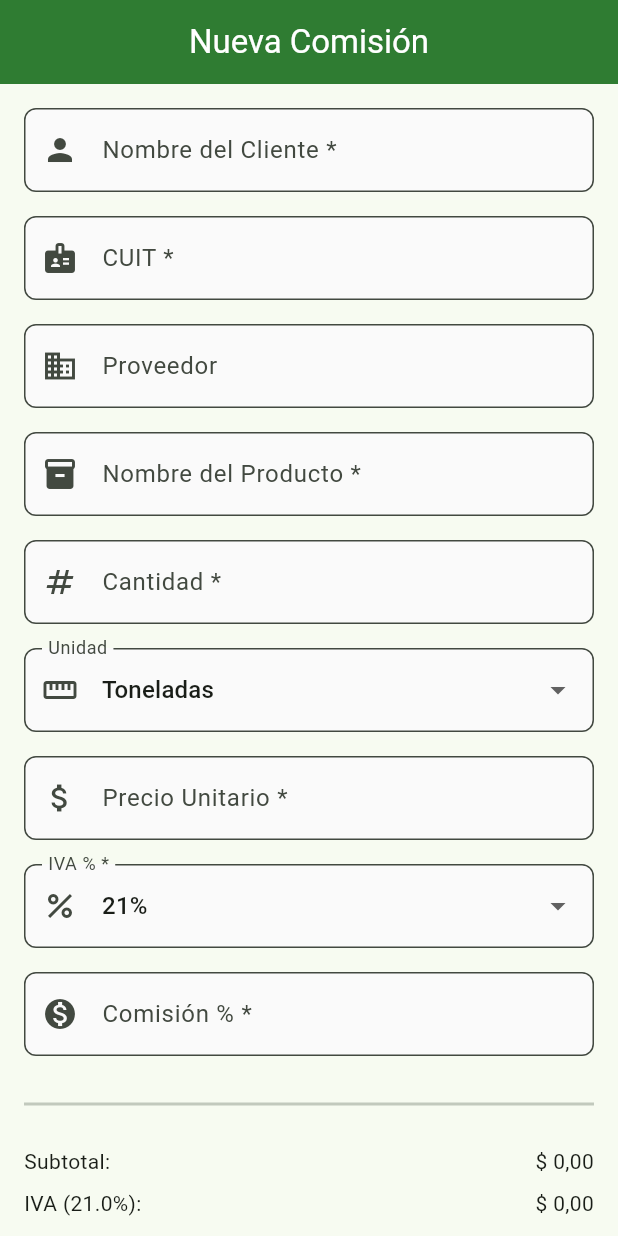
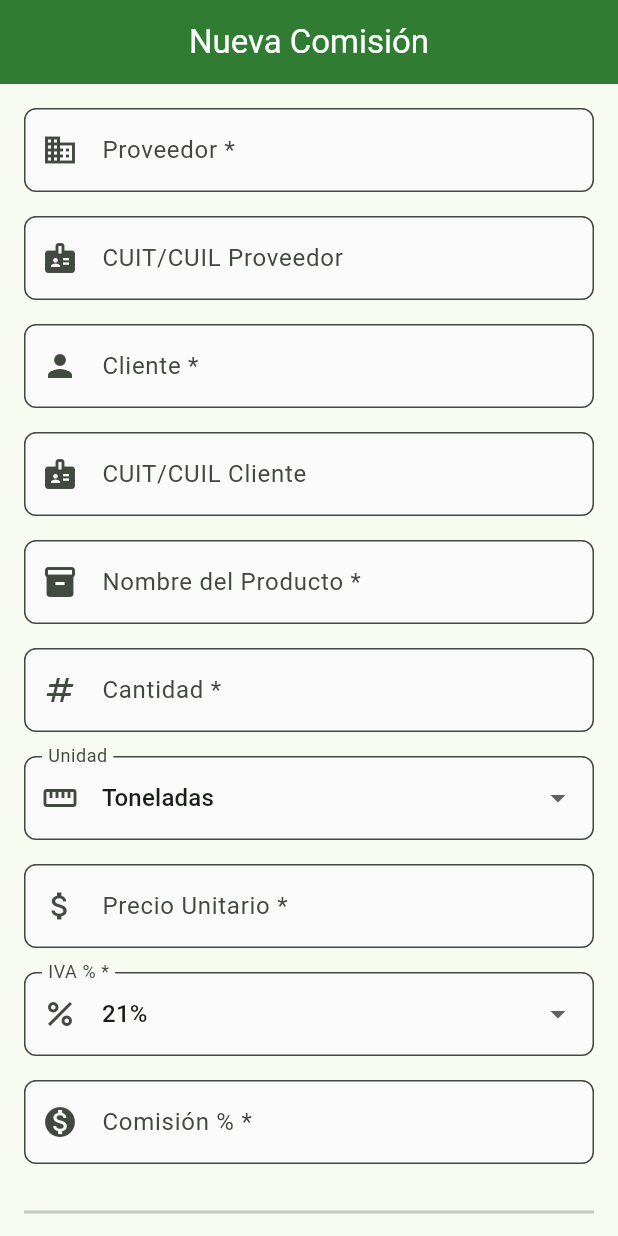
Before and after one commit to ThiaguinioB/Estribado, a Flutter app: the ComisionScreen screen opened by its route, on a phone screen of 412 x 824 dp. Run offline on Flutter 3.47's test engine with Material 3 defaults, Android fonts, the phone set to English and light mode, and no system bars; our stand-ins replace equatable, go_router, pdf, printing, share_plus, shared_preferences; missing offline and left inert: aad_oauth, excel; accounts and stored records are empty.

Commit message:
Fix al calcular el total en recetario y Reoganizacion de Comisiones

```diff
--- a/lib/core/services/excel_graph_service.dart
+++ b/lib/core/services/excel_graph_service.dart
@@ -126,9 +126,10 @@
       sheet.appendRow([
         TextCellValue('N° Operación'),
         TextCellValue('Fecha'),
+        TextCellValue('Proveedor'),
+        TextCellValue('CUIT/CUIL Proveedor'),
         TextCellValue('Cliente'),
-        TextCellValue('CUIT'),
-        TextCellValue('Proveedor'),
+        TextCellValue('CUIT/CUIL Cliente'),
         TextCellValue('Producto'),
         TextCellValue('Tipo'),
         TextCellValue('Cantidad'),
@@ -148,9 +149,10 @@
         sheet.appendRow([
           IntCellValue(comision.numeroOperacion ?? 0),
           TextCellValue(comision.fecha.toString().split(' ')[0]),
+          TextCellValue(comision.proveedor),
+          TextCellValue(comision.proveedorCuit),
           TextCellValue(comision.clienteNombre),
           TextCellValue(comision.clienteCuit),
-          TextCellValue(comision.proveedor),
           TextCellValue(comision.productoNombre),
           TextCellValue(comision.tipoProducto),
           DoubleCellValue(comision.cantidad),
--- a/lib/core/services/pdf_generator_service.dart
+++ b/lib/core/services/pdf_generator_service.dart
@@ -29,13 +29,15 @@
             ),
             pw.SizedBox(height: 20),
 
-            // Información del cliente
-            pw.Text('DATOS DEL CLIENTE', style: pw.TextStyle(fontWeight: pw.FontWeight.bold)),
+            // Información
+            pw.Text('DATOS', style: pw.TextStyle(fontWeight: pw.FontWeight.bold)),
             pw.Divider(),
+            _buildInfoRow('Proveedor:', comision.proveedor),
+            if (comision.proveedorCuit.isNotEmpty)
+              _buildInfoRow('CUIT/CUIL Prov.:', comision.proveedorCuit),
             _buildInfoRow('Cliente:', comision.clienteNombre),
-            _buildInfoRow('CUIT:', comision.clienteCuit),
-            if (comision.proveedor.isNotEmpty)
-              _buildInfoRow('Proveedor:', comision.proveedor),
+            if (comision.clienteCuit.isNotEmpty)
+              _buildInfoRow('CUIT/CUIL Cliente:', comision.clienteCuit),
             _buildInfoRow('Fecha:', dateFormat.format(comision.fecha)),
             if (comision.numeroOperacion != null)
               _buildInfoRow('N° Operación:', comision.numeroOperacion.toString()),
@@ -117,12 +119,14 @@
               ),
             ),
             pw.SizedBox(height: 20),
-            pw.Text('DATOS DEL CLIENTE', style: pw.TextStyle(fontWeight: pw.FontWeight.bold)),
+            pw.Text('DATOS', style: pw.TextStyle(fontWeight: pw.FontWeight.bold)),
             pw.Divider(),
+            _buildInfoRow('Proveedor:', comision.proveedor),
+            if (comision.proveedorCuit.isNotEmpty)
+              _buildInfoRow('CUIT/CUIL Prov.:', comision.proveedorCuit),
             _buildInfoRow('Cliente:', comision.clienteNombre),
-            _buildInfoRow('CUIT:', comision.clienteCuit),
-            if (comision.proveedor.isNotEmpty)
-              _buildInfoRow('Proveedor:', comision.proveedor),
+            if (comision.clienteCuit.isNotEmpty)
+              _buildInfoRow('CUIT/CUIL Cliente:', comision.clienteCuit),
             _buildInfoRow('Fecha:', dateFormat.format(comision.fecha)),
             if (comision.numeroOperacion != null)
               _buildInfoRow('N° Operación:', comision.numeroOperacion.toString()),
--- a/lib/features/comisiones/data/datasources/comision_local_datasource.dart
+++ b/lib/features/comisiones/data/datasources/comision_local_datasource.dart
@@ -60,6 +60,7 @@
       'clienteNombre': c.clienteNombre,
       'clienteCuit': c.clienteCuit,
       'proveedor': c.proveedor,
+      'proveedorCuit': c.proveedorCuit,
       'productoNombre': c.productoNombre,
       'tipoProducto': c.tipoProducto,
       'cantidad': c.cantidad,
@@ -78,6 +79,7 @@
       clienteNombre: json['clienteNombre'],
       clienteCuit: json['clienteCuit'],
       proveedor: json['proveedor'] ?? '',
+      proveedorCuit: json['proveedorCuit'] ?? '',
       productoNombre: json['productoNombre'],
       tipoProducto: json['tipoProducto'],
       cantidad: json['cantidad'],
--- a/lib/features/comisiones/domain/entities/comision.dart
+++ b/lib/features/comisiones/domain/entities/comision.dart
@@ -6,6 +6,7 @@
   final String clienteNombre;
   final String clienteCuit;
   final String proveedor;
+  final String proveedorCuit;
   final String productoNombre;
   final String tipoProducto; // Semilla, Herbicida, etc.
   final double cantidad;
@@ -19,8 +20,9 @@
     this.numeroOperacion,
     required this.fecha,
     required this.clienteNombre,
-    required this.clienteCuit,
+    this.clienteCuit = '',
     this.proveedor = '',
+    this.proveedorCuit = '',
     required this.productoNombre,
     required this.tipoProducto,
     this.cantidad = 0.0,
@@ -49,6 +51,7 @@
     String? clienteNombre,
     String? clienteCuit,
     String? proveedor,
+    String? proveedorCuit,
     String? productoNombre,
     String? tipoProducto,
     double? cantidad,
@@ -64,6 +67,7 @@
       clienteNombre: clienteNombre ?? this.clienteNombre,
       clienteCuit: clienteCuit ?? this.clienteCuit,
       proveedor: proveedor ?? this.proveedor,
+      proveedorCuit: proveedorCuit ?? this.proveedorCuit,
       productoNombre: productoNombre ?? this.productoNombre,
       tipoProducto: tipoProducto ?? this.tipoProducto,
       cantidad: cantidad ?? this.cantidad,
--- a/lib/features/comisiones/domain/entities/comision_validation.dart
+++ b/lib/features/comisiones/domain/entities/comision_validation.dart
@@ -11,19 +11,20 @@
   }
 
   static String? validateClienteCuit(String? value) {
+    // CUIT es opcional
     if (value == null || value.isEmpty) {
-      return 'El CUIT es requerido';
+      return null;
     }
 
     // Remover guiones para validación
     final cuitClean = value.replaceAll('-', '');
 
     if (cuitClean.length != 11) {
-      return 'El CUIT debe tener 11 dígitos';
+      return 'El CUIT/CUIL debe tener 11 dígitos';
     }
 
     if (!RegExp(r'^\d+$').hasMatch(cuitClean)) {
-      return 'El CUIT solo debe contener números';
+      return 'El CUIT/CUIL solo debe contener números';
     }
 
     return null;
--- a/lib/features/comisiones/presentation/screens/comision_screen.dart
+++ b/lib/features/comisiones/presentation/screens/comision_screen.dart
@@ -51,9 +51,10 @@
 
 class _ComisionFormBodyState extends State<_ComisionFormBody> {
   final _formKey = GlobalKey<FormState>();
+  final _proveedorController = TextEditingController();
+  final _proveedorCuitController = TextEditingController();
   final _clienteController = TextEditingController();
   final _cuitController = TextEditingController();
-  final _proveedorController = TextEditingController();
   final _productoController = TextEditingController();
   final _cantidadController = TextEditingController();
   final _precioController = TextEditingController();
@@ -65,9 +66,10 @@
 
   @override
   void dispose() {
+    _proveedorController.dispose();
+    _proveedorCuitController.dispose();
     _clienteController.dispose();
     _cuitController.dispose();
-    _proveedorController.dispose();
     _productoController.dispose();
     _cantidadController.dispose();
     _precioController.dispose();
@@ -86,41 +88,62 @@
       child: ListView(
         padding: const EdgeInsets.all(16),
         children: [
+          // Proveedor
+          TextFormField(
+            controller: _proveedorController,
+            decoration: const InputDecoration(
+              labelText: "Proveedor *",
+              prefixIcon: Icon(Icons.business),
+            ),
+            textCapitalization: TextCapitalization.sentences,
+            validator: (value) {
+              if (value == null || value.isEmpty) {
+                return 'El proveedor es requerido';
+              }
+              return null;
+            },
+            onChanged: provider.updateProveedor,
+          ),
+          const SizedBox(height: 16),
+
+          // CUIT/CUIL Proveedor
+          TextFormField(
+            controller: _proveedorCuitController,
+            decoration: const InputDecoration(
+              labelText: "CUIT/CUIL Proveedor",
+              prefixIcon: Icon(Icons.badge),
+              hintText: "20-12345678-9",
+            ),
+            keyboardType: TextInputType.number,
+            validator: ComisionValidation.validateClienteCuit,
+            onChanged: provider.updateProveedorCuit,
+          ),
+          const SizedBox(height: 16),
+
           // Cliente
           TextFormField(
             controller: _clienteController,
             decoration: const InputDecoration(
-              labelText: "Nombre del Cliente *",
+              labelText: "Cliente *",
               prefixIcon: Icon(Icons.person),
             ),
+            textCapitalization: TextCapitalization.sentences,
             validator: ComisionValidation.validateClienteNombre,
             onChanged: provider.updateClienteNombre,
           ),
           const SizedBox(height: 16),
 
-          // CUIT
+          // CUIT/CUIL Cliente
           TextFormField(
             controller: _cuitController,
             decoration: const InputDecoration(
-              labelText: "CUIT *",
+              labelText: "CUIT/CUIL Cliente",
               prefixIcon: Icon(Icons.badge),
               hintText: "20-12345678-9",
             ),
             keyboardType: TextInputType.number,
             validator: ComisionValidation.validateClienteCuit,
             onChanged: provider.updateClienteCuit,
-          ),
-          const SizedBox(height: 16),
-
-          // Proveedor
-          TextFormField(
-            controller: _proveedorController,
-            decoration: const InputDecoration(
-              labelText: "Proveedor",
-              prefixIcon: Icon(Icons.business),
-            ),
-            textCapitalization: TextCapitalization.sentences,
-            onChanged: provider.updateProveedor,
           ),
           const SizedBox(height: 16),
 
--- a/lib/features/recetario/presentation/screens/receta_screen.dart
+++ b/lib/features/recetario/presentation/screens/receta_screen.dart
@@ -514,14 +514,19 @@
                   if (nombre.isEmpty) return;
 
                   double dosis;
+                  double total;
                   if (editandoDosis) {
                     dosis = double.tryParse(dosisController.text) ?? 0;
+                    total = RecetaValidation.calcularTotalDesdeDosis(
+                      dosis,
+                      provider.cantidadHas,
+                      unidadSeleccionada,
+                    );
                   } else {
-                    final total = double.tryParse(dosisController.text) ?? 0;
+                    total = double.tryParse(dosisController.text) ?? 0;
                     dosis = calcularDosis(total);
                   }
 
-                  final total = calcularTotal();
                   final unidadTotal = RecetaValidation.obtenerUnidadConvertida(
                     unidadSeleccionada,
                     total,
```
Also changed, not shown: lib/features/comisiones/presentation/providers/comision_form_provider.dart (+7 -2 lines).
